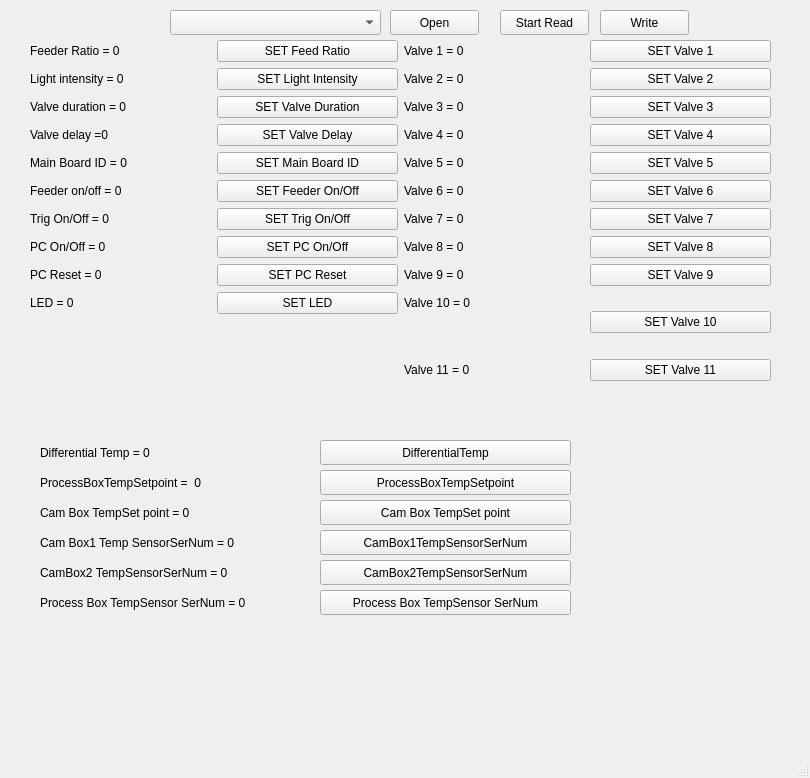
Above: ModbusMaster/QtModbusMaster/mainwindow.ui from amin-amani/QModbusMaster before the change. Below: the same form after it.
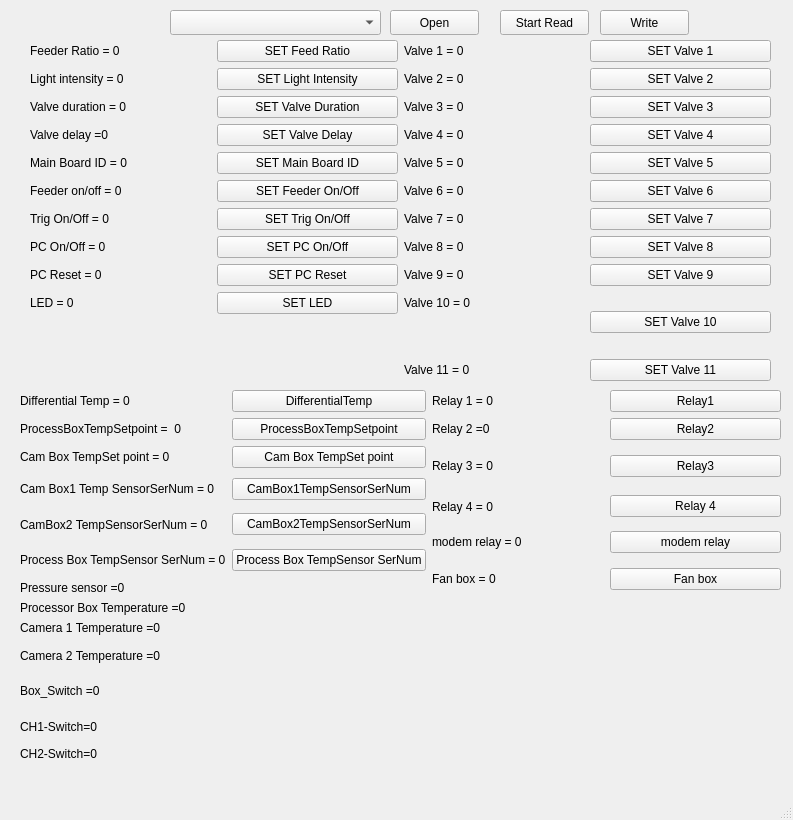
That is the form after the change.

Patch:
```diff
--- a/ModbusMaster/QtModbusMaster/mainwindow.ui
+++ b/ModbusMaster/QtModbusMaster/mainwindow.ui
@@ -6,8 +6,8 @@
    <rect>
     <x>0</x>
     <y>0</y>
-    <width>810</width>
-    <height>778</height>
+    <width>793</width>
+    <height>820</height>
    </rect>
   </property>
   <property name="windowTitle">
@@ -369,162 +369,235 @@
      </item>
     </layout>
    </widget>
+   <widget class="QWidget" name="">
+    <property name="geometry">
+     <rect>
+      <x>20</x>
+      <y>390</y>
+      <width>761</width>
+      <height>371</height>
+     </rect>
+    </property>
+    <layout class="QGridLayout" name="gridLayout_2">
+     <item row="5" column="1" rowspan="2">
+      <widget class="QPushButton" name="BtnCamBox2TempSensorSerNum">
+       <property name="text">
+        <string>CamBox2TempSensorSerNum</string>
+       </property>
+      </widget>
+     </item>
+     <item row="0" column="0">
    <widget class="QLabel" name="LabDifferentialTemp">
-    <property name="geometry">
-     <rect>
-      <x>40</x>
-      <y>440</y>
-      <width>241</width>
-      <height>25</height>
-     </rect>
-    </property>
     <property name="text">
      <string>Differential Temp = 0</string>
     </property>
    </widget>
-   <widget class="QLabel" name="LabProcessBoxTempSetpoint">
-    <property name="geometry">
-     <rect>
-      <x>40</x>
-      <y>470</y>
-      <width>241</width>
-      <height>25</height>
-     </rect>
-    </property>
+     </item>
+     <item row="3" column="1" rowspan="2">
+      <widget class="QPushButton" name="BtnCamBox1TempSensorSerNum">
+       <property name="text">
+        <string>CamBox1TempSensorSerNum</string>
+       </property>
+      </widget>
+     </item>
+     <item row="4" column="2" rowspan="2">
+      <widget class="QLabel" name="LabRelayAlarmRelay4">
     <property name="text">
-     <string>ProcessBoxTempSetpoint =  0</string>
-    </property>
-   </widget>
+        <string>Relay 4 = 0</string>
+       </property>
+      </widget>
+     </item>
+     <item row="8" column="3" rowspan="2">
+      <widget class="QPushButton" name="BtnFanBox">
+       <property name="text">
+        <string>Fan box</string>
+       </property>
+      </widget>
+     </item>
+     <item row="2" column="1">
+      <widget class="QPushButton" name="BtnCamboxTempSetpoint">
+       <property name="text">
+        <string>Cam Box TempSet point</string>
+       </property>
+      </widget>
+     </item>
+     <item row="9" column="0">
+      <widget class="QLabel" name="LabPressureSensor">
+       <property name="text">
+        <string>Pressure sensor =0</string>
+       </property>
+      </widget>
+     </item>
+     <item row="3" column="0" rowspan="2">
    <widget class="QLabel" name="LabCamBox1TempSensorSerNum">
-    <property name="geometry">
-     <rect>
-      <x>40</x>
-      <y>530</y>
-      <width>271</width>
-      <height>25</height>
-     </rect>
-    </property>
     <property name="text">
      <string>Cam Box1 Temp SensorSerNum = 0</string>
     </property>
    </widget>
-   <widget class="QLabel" name="LabCamBoxTempSetpoint">
-    <property name="geometry">
-     <rect>
-      <x>40</x>
-      <y>500</y>
-      <width>271</width>
-      <height>25</height>
-     </rect>
-    </property>
+     </item>
+     <item row="11" column="0">
+      <widget class="QLabel" name="LabCamera1Temperature">
     <property name="text">
-     <string>Cam Box TempSet point = 0</string>
-    </property>
-   </widget>
+        <string>Camera 1 Temperature =0</string>
+       </property>
+      </widget>
+     </item>
+     <item row="5" column="0" rowspan="2">
    <widget class="QLabel" name="LabCamBox2TempSensorSerNum">
-    <property name="geometry">
-     <rect>
-      <x>40</x>
-      <y>560</y>
-      <width>271</width>
-      <height>25</height>
-     </rect>
-    </property>
     <property name="text">
      <string>CamBox2 TempSensorSerNum = 0 </string>
     </property>
    </widget>
-   <widget class="QPushButton" name="BtnDifferentialTemp">
-    <property name="geometry">
-     <rect>
-      <x>320</x>
-      <y>440</y>
-      <width>251</width>
-      <height>25</height>
-     </rect>
-    </property>
-    <property name="text">
-     <string>DifferentialTemp</string>
-    </property>
-   </widget>
+     </item>
+     <item row="1" column="1">
    <widget class="QPushButton" name="BtnProcessBoxTempSetpoint">
-    <property name="geometry">
-     <rect>
-      <x>320</x>
-      <y>470</y>
-      <width>251</width>
-      <height>25</height>
-     </rect>
-    </property>
     <property name="text">
      <string>ProcessBoxTempSetpoint</string>
     </property>
    </widget>
-   <widget class="QPushButton" name="BtnCamBox1TempSensorSerNum">
-    <property name="geometry">
-     <rect>
-      <x>320</x>
-      <y>530</y>
-      <width>251</width>
-      <height>25</height>
-     </rect>
-    </property>
+     </item>
+     <item row="2" column="3" rowspan="2">
+      <widget class="QPushButton" name="BtnRelayAlarmRelay3">
+       <property name="text">
+        <string>Relay3</string>
+       </property>
+      </widget>
+     </item>
+     <item row="10" column="0">
+      <widget class="QLabel" name="LabProcessorBoxTemperature">
     <property name="text">
-     <string>CamBox1TempSensorSerNum</string>
-    </property>
-   </widget>
-   <widget class="QPushButton" name="BtnCamBox2TempSensorSerNum">
-    <property name="geometry">
-     <rect>
-      <x>320</x>
-      <y>560</y>
-      <width>251</width>
-      <height>25</height>
-     </rect>
-    </property>
+        <string>Processor Box Temperature =0</string>
+       </property>
+      </widget>
+     </item>
+     <item row="16" column="0" rowspan="2">
+      <widget class="QLabel" name="LabCH1Switch">
+       <property name="text">
+        <string>CH1-Switch=0</string>
+       </property>
+      </widget>
+     </item>
+     <item row="0" column="3">
+      <widget class="QPushButton" name="BtnRelayAlarmRelay1">
     <property name="text">
-     <string>CamBox2TempSensorSerNum</string>
-    </property>
-   </widget>
-   <widget class="QPushButton" name="BtnCamboxTempSetpoint">
-    <property name="geometry">
-     <rect>
-      <x>320</x>
-      <y>500</y>
-      <width>251</width>
-      <height>25</height>
-     </rect>
-    </property>
+        <string>Relay1</string>
+       </property>
+      </widget>
+     </item>
+     <item row="0" column="2">
+      <widget class="QLabel" name="LabRelayAlarmRelay1">
+       <property name="text">
+        <string>Relay 1 = 0</string>
+       </property>
+      </widget>
+     </item>
+     <item row="18" column="0">
+      <widget class="QLabel" name="LabCH2Switch">
     <property name="text">
-     <string>Cam Box TempSet point</string>
-    </property>
-   </widget>
-   <widget class="QLabel" name="LabProcessBoxTempSensorSerNum">
-    <property name="geometry">
-     <rect>
-      <x>40</x>
-      <y>590</y>
-      <width>271</width>
-      <height>25</height>
-     </rect>
-    </property>
+        <string>CH2-Switch=0</string>
+       </property>
+      </widget>
+     </item>
+     <item row="14" column="0" rowspan="2">
+      <widget class="QLabel" name="LabBoxSwitch">
+       <property name="text">
+        <string>Box_Switch =0</string>
+       </property>
+      </widget>
+     </item>
+     <item row="1" column="0">
+      <widget class="QLabel" name="LabProcessBoxTempSetpoint">
     <property name="text">
-     <string>Process Box TempSensor SerNum = 0</string>
-    </property>
-   </widget>
+        <string>ProcessBoxTempSetpoint =  0</string>
+       </property>
+      </widget>
+     </item>
+     <item row="7" column="1" rowspan="2">
    <widget class="QPushButton" name="BtnProcesboxTempSensorSerNum">
-    <property name="geometry">
-     <rect>
-      <x>320</x>
-      <y>590</y>
-      <width>251</width>
-      <height>25</height>
-     </rect>
-    </property>
     <property name="text">
      <string>Process Box TempSensor SerNum</string>
     </property>
    </widget>
+     </item>
+     <item row="0" column="1">
+      <widget class="QPushButton" name="BtnDifferentialTemp">
+       <property name="text">
+        <string>DifferentialTemp</string>
+       </property>
+      </widget>
+     </item>
+     <item row="7" column="0" rowspan="2">
+      <widget class="QLabel" name="LabProcessBoxTempSensorSerNum">
+       <property name="text">
+        <string>Process Box TempSensor SerNum = 0</string>
+       </property>
+      </widget>
+     </item>
+     <item row="8" column="2" rowspan="2">
+      <widget class="QLabel" name="LabRelayAlarmFanBox">
+       <property name="text">
+        <string>Fan box = 0</string>
+       </property>
+      </widget>
+     </item>
+     <item row="2" column="0">
+      <widget class="QLabel" name="LabCamBoxTempSetpoint">
+       <property name="text">
+        <string>Cam Box TempSet point = 0</string>
+       </property>
+      </widget>
+     </item>
+     <item row="6" column="3" rowspan="2">
+      <widget class="QPushButton" name="BtnModemRelay">
+       <property name="text">
+        <string>modem relay</string>
+       </property>
+      </widget>
+     </item>
+     <item row="12" column="0" rowspan="2">
+      <widget class="QLabel" name="LabCamera2Temperature">
+       <property name="text">
+        <string>Camera 2 Temperature =0</string>
+       </property>
+      </widget>
+     </item>
+     <item row="1" column="2">
+      <widget class="QLabel" name="LabRelayAlarmRelay2">
+       <property name="text">
+        <string>Relay 2 =0</string>
+       </property>
+      </widget>
+     </item>
+     <item row="4" column="3" rowspan="2">
+      <widget class="QPushButton" name="BtnRelayAlarmRelay4">
+       <property name="text">
+        <string>Relay 4</string>
+       </property>
+      </widget>
+     </item>
+     <item row="6" column="2" rowspan="2">
+      <widget class="QLabel" name="LabRelayAlarmModemRelay">
+       <property name="text">
+        <string>modem relay = 0</string>
+       </property>
+      </widget>
+     </item>
+     <item row="2" column="2" rowspan="2">
+      <widget class="QLabel" name="LabRelayAlarmRelay3">
+       <property name="text">
+        <string>Relay 3 = 0</string>
+       </property>
+      </widget>
+     </item>
+     <item row="1" column="3">
+      <widget class="QPushButton" name="BtnRelayAlarmRelay2">
+       <property name="text">
+        <string>Relay2</string>
+       </property>
+      </widget>
+     </item>
+    </layout>
+   </widget>
   </widget>
   <widget class="QMenuBar" name="menubar">
    <property name="geometry">
```
Left out of the diff: 2 changed lines with no effect on the pictures. Lines whose indentation alone changed are shown as unchanged.
